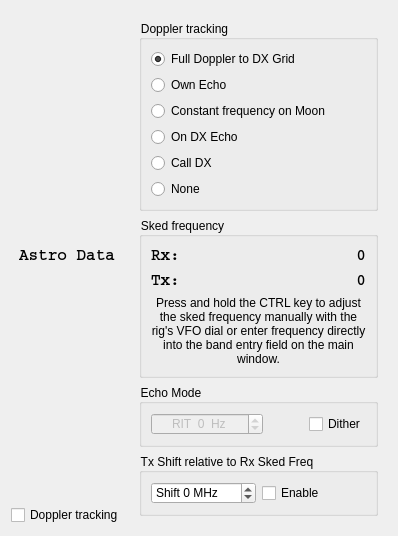
Above: widgets/astro.ui from uaro-radio/wsjtx before the change. Below: the same form after it.
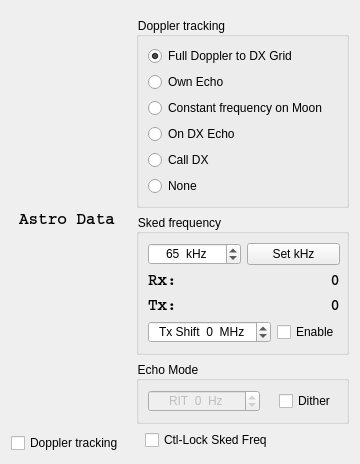
That is the form after the change. Custom widgets are drawn as their Qt base class.

Commit message: Add feature "Sked Frequency spin box" (including the "Ctl-Lock Sked Freq" option). Code taken from JT-SetFreq branch (commit 23c01be).

```diff
--- a/widgets/astro.ui
+++ b/widgets/astro.ui
@@ -6,8 +6,8 @@
    <rect>
     <x>0</x>
     <y>0</y>
-    <width>356</width>
-    <height>446</height>
+    <width>343</width>
+    <height>451</height>
    </rect>
   </property>
   <property name="sizePolicy">
@@ -28,12 +28,27 @@
 }</string>
      </property>
      <layout class="QVBoxLayout" name="verticalLayout">
+      <property name="leftMargin">
+       <number>6</number>
+      </property>
+      <property name="topMargin">
+       <number>6</number>
+      </property>
+      <property name="rightMargin">
+       <number>0</number>
+      </property>
+      <property name="bottomMargin">
+       <number>3</number>
+      </property>
       <item>
        <widget class="QGroupBox" name="groupBox">
         <property name="title">
          <string>Doppler tracking</string>
         </property>
         <layout class="QVBoxLayout" name="verticalLayout_2">
+         <property name="rightMargin">
+          <number>6</number>
+         </property>
          <item>
           <widget class="QRadioButton" name="rbFullTrack">
            <property name="toolTip">
@@ -120,84 +135,186 @@
         <property name="title">
          <string>Sked frequency</string>
         </property>
-        <layout class="QGridLayout" name="gridLayout_2" columnstretch="0,1">
-         <item row="1" column="1">
-          <widget class="QLabel" name="sked_tx_frequency_label">
-           <property name="styleSheet">
-            <string notr="true">* {
+        <layout class="QGridLayout" name="gridLayout_2" columnstretch="1,1">
+         <property name="rightMargin">
+          <number>6</number>
+         </property>
+         <item row="3" column="0" colspan="2">
+          <layout class="QGridLayout" name="gridLayout_sf" rowstretch="0,0" columnstretch="0,1">
+           <property name="horizontalSpacing">
+            <number>6</number>
+           </property>
+           <item row="0" column="0">
+            <widget class="QLabel" name="label">
+             <property name="styleSheet">
+              <string notr="true">* {
 	font-family: Courier;
 	font-size: 12pt;
 	font-weight: bold;
 }</string>
-           </property>
-           <property name="text">
-            <string>0</string>
-           </property>
-           <property name="alignment">
-            <set>Qt::AlignRight|Qt::AlignTrailing|Qt::AlignVCenter</set>
-           </property>
-          </widget>
-         </item>
-         <item row="0" column="1">
-          <widget class="QLabel" name="sked_frequency_label">
-           <property name="styleSheet">
-            <string notr="true">* {
+             </property>
+             <property name="text">
+              <string>Rx:</string>
+             </property>
+            </widget>
+           </item>
+           <item row="0" column="1">
+            <widget class="QLabel" name="sked_frequency_label">
+             <property name="sizePolicy">
+              <sizepolicy hsizetype="Minimum" vsizetype="Preferred">
+               <horstretch>0</horstretch>
+               <verstretch>0</verstretch>
+              </sizepolicy>
+             </property>
+             <property name="styleSheet">
+              <string notr="true">* {
 	font-family: Courier;
 	font-size: 12pt;
 	font-weight: bold;
 }</string>
-           </property>
-           <property name="text">
-            <string>0</string>
-           </property>
-           <property name="alignment">
-            <set>Qt::AlignRight|Qt::AlignTrailing|Qt::AlignVCenter</set>
-           </property>
-          </widget>
-         </item>
-         <item row="0" column="0">
-          <widget class="QLabel" name="label">
-           <property name="styleSheet">
-            <string notr="true">* {
+             </property>
+             <property name="text">
+              <string>0</string>
+             </property>
+             <property name="alignment">
+              <set>Qt::AlignRight|Qt::AlignTrailing|Qt::AlignVCenter</set>
+             </property>
+            </widget>
+           </item>
+           <item row="1" column="0">
+            <widget class="QLabel" name="label_2">
+             <property name="styleSheet">
+              <string notr="true">* {
 	font-family: Courier;
 	font-size: 12pt;
 	font-weight: bold;
 }</string>
-           </property>
-           <property name="text">
-            <string>Rx:</string>
-           </property>
-          </widget>
-         </item>
-         <item row="1" column="0">
-          <widget class="QLabel" name="label_2">
-           <property name="styleSheet">
-            <string notr="true">* {
+             </property>
+             <property name="text">
+              <string>Tx:</string>
+             </property>
+            </widget>
+           </item>
+           <item row="1" column="1">
+            <widget class="QLabel" name="sked_tx_frequency_label">
+             <property name="sizePolicy">
+              <sizepolicy hsizetype="Minimum" vsizetype="Preferred">
+               <horstretch>0</horstretch>
+               <verstretch>0</verstretch>
+              </sizepolicy>
+             </property>
+             <property name="styleSheet">
+              <string notr="true">* {
 	font-family: Courier;
 	font-size: 12pt;
 	font-weight: bold;
 }</string>
-           </property>
-           <property name="text">
-            <string>Tx:</string>
-           </property>
-          </widget>
+             </property>
+             <property name="text">
+              <string>0</string>
+             </property>
+             <property name="alignment">
+              <set>Qt::AlignRight|Qt::AlignTrailing|Qt::AlignVCenter</set>
+             </property>
+            </widget>
+           </item>
+          </layout>
          </item>
-         <item row="2" column="0" colspan="2">
-          <widget class="QLabel" name="label_3">
-           <property name="text">
-            <string>&lt;html&gt;&lt;head/&gt;&lt;body&gt;&lt;p&gt;Press and hold the CTRL key to adjust the sked frequency manually with the rig's VFO dial or enter frequency directly into the band entry field on the main window.&lt;/p&gt;&lt;/body&gt;&lt;/html&gt;</string>
-           </property>
-           <property name="textFormat">
-            <enum>Qt::AutoText</enum>
-           </property>
-           <property name="alignment">
-            <set>Qt::AlignCenter</set>
-           </property>
-           <property name="wordWrap">
-            <bool>true</bool>
-           </property>
-          </widget>
+         <item row="0" column="0" colspan="2">
+          <layout class="QHBoxLayout" name="horizontalLayout_sf1" stretch="1,1">
+           <item>
+            <widget class="MyCustomSpinBox" name="sbSked_kHz">
+             <property name="minimumSize">
+              <size>
+               <width>0</width>
+               <height>0</height>
+              </size>
+             </property>
+             <property name="alignment">
+              <set>Qt::AlignCenter</set>
+             </property>
+             <property name="suffix">
+              <string>  kHz</string>
+             </property>
+             <property name="maximum">
+              <number>999</number>
+             </property>
+             <property name="value">
+              <number>65</number>
+             </property>
+            </widget>
+           </item>
+           <item>
+            <widget class="QPushButton" name="pbSet">
+             <property name="minimumSize">
+              <size>
+               <width>0</width>
+               <height>0</height>
+              </size>
+             </property>
+             <property name="focusPolicy">
+              <enum>Qt::StrongFocus</enum>
+             </property>
+             <property name="text">
+              <string>Set kHz</string>
+             </property>
+            </widget>
+           </item>
+          </layout>
+         </item>
+         <item row="4" column="0" colspan="2">
+          <layout class="QHBoxLayout" name="horizontalLayout_sf2" stretch="0,0">
+           <item>
+            <widget class="QSpinBox" name="sbibShift">
+             <property name="minimumSize">
+              <size>
+               <width>0</width>
+               <height>0</height>
+              </size>
+             </property>
+             <property name="toolTip">
+              <string>&lt;html&gt;&lt;head/&gt;&lt;body&gt;&lt;p&gt;Tx shift relative to Rx sked frequency&lt;/p&gt;&lt;/body&gt;&lt;/html&gt;</string>
+             </property>
+             <property name="alignment">
+              <set>Qt::AlignCenter</set>
+             </property>
+             <property name="suffix">
+              <string>  MHz</string>
+             </property>
+             <property name="prefix">
+              <string>Tx Shift  </string>
+             </property>
+             <property name="minimum">
+              <number>-30</number>
+             </property>
+             <property name="maximum">
+              <number>30</number>
+             </property>
+             <property name="singleStep">
+              <number>1</number>
+             </property>
+             <property name="value">
+              <number>0</number>
+             </property>
+            </widget>
+           </item>
+           <item alignment="Qt::AlignRight">
+            <widget class="QCheckBox" name="cbEnableShift">
+             <property name="enabled">
+              <bool>true</bool>
+             </property>
+             <property name="sizePolicy">
+              <sizepolicy hsizetype="Preferred" vsizetype="Preferred">
+               <horstretch>0</horstretch>
+               <verstretch>0</verstretch>
+              </sizepolicy>
+             </property>
+             <property name="text">
+              <string>Enable</string>
+             </property>
+            </widget>
+           </item>
+          </layout>
          </item>
         </layout>
        </widget>
@@ -207,20 +324,29 @@
         <property name="minimumSize">
          <size>
           <width>0</width>
-          <height>50</height>
+          <height>0</height>
          </size>
         </property>
         <property name="title">
          <string>Echo Mode</string>
         </property>
-        <layout class="QHBoxLayout" name="horizontalLayout_3">
+        <layout class="QHBoxLayout" name="horizontalLayout_3" stretch="0">
+         <property name="rightMargin">
+          <number>6</number>
+         </property>
          <item>
-          <layout class="QHBoxLayout" name="horizontalLayout_2">
+          <layout class="QHBoxLayout" name="horizontalLayout_em" stretch="0,0">
            <item>
             <widget class="QSpinBox" name="sbRIT">
              <property name="enabled">
               <bool>false</bool>
              </property>
+             <property name="sizePolicy">
+              <sizepolicy hsizetype="Minimum" vsizetype="Preferred">
+               <horstretch>0</horstretch>
+               <verstretch>0</verstretch>
+              </sizepolicy>
+             </property>
              <property name="alignment">
               <set>Qt::AlignCenter</set>
              </property>
@@ -241,23 +367,16 @@
              </property>
             </widget>
            </item>
-           <item>
-            <spacer name="horizontalSpacer">
-             <property name="orientation">
-              <enum>Qt::Horizontal</enum>
-             </property>
-             <property name="sizeHint" stdset="0">
-              <size>
-               <width>40</width>
-               <height>20</height>
-              </size>
-             </property>
-            </spacer>
-           </item>
-           <item>
+           <item alignment="Qt::AlignRight">
             <widget class="QCheckBox" name="cbDither">
+             <property name="sizePolicy">
+              <sizepolicy hsizetype="Preferred" vsizetype="Preferred">
+               <horstretch>0</horstretch>
+               <verstretch>0</verstretch>
+              </sizepolicy>
+             </property>
              <property name="text">
-              <string>Dither</string>
+              <string>Dither </string>
              </property>
             </widget>
            </item>
@@ -267,48 +386,24 @@
        </widget>
       </item>
       <item>
-       <widget class="QGroupBox" name="groupBox_4">
-        <property name="title">
-         <string>Tx Shift relative to Rx Sked Freq</string>
+       <layout class="QHBoxLayout" name="horizontalLayout_locksSkedFreq">
+        <property name="leftMargin">
+         <number>9</number>
         </property>
-        <layout class="QHBoxLayout" name="horizontalLayout_4">
-         <item>
-          <widget class="QSpinBox" name="sbibShift">
-           <property name="toolTip">
-            <string>Enter large offset</string>
-           </property>
-           <property name="suffix">
-            <string> MHz</string>
-           </property>
-           <property name="prefix">
-            <string>Shift </string>
-           </property>
-           <property name="minimum">
-            <number>-30</number>
-           </property>
-           <property name="maximum">
-            <number>30</number>
-           </property>
-           <property name="singleStep">
-            <number>1</number>
-           </property>
-           <property name="value">
-            <number>0</number>
-           </property>
-          </widget>
-         </item>
-         <item>
-          <widget class="QCheckBox" name="cbEnableShift">
-           <property name="enabled">
-            <bool>true</bool>
-           </property>
-           <property name="text">
-            <string>Enable</string>
-           </property>
-          </widget>
-         </item>
-        </layout>
-       </widget>
+        <item>
+         <widget class="QCheckBox" name="cbLockSkedFreq">
+          <property name="sizePolicy">
+           <sizepolicy hsizetype="Preferred" vsizetype="Preferred">
+            <horstretch>0</horstretch>
+            <verstretch>0</verstretch>
+           </sizepolicy>
+          </property>
+          <property name="text">
+           <string>Ctl-Lock Sked Freq</string>
+          </property>
+         </widget>
+        </item>
+       </layout>
       </item>
      </layout>
     </widget>
@@ -362,6 +457,13 @@
    </item>
   </layout>
  </widget>
+ <customwidgets>
+  <customwidget>
+   <class>MyCustomSpinBox</class>
+   <extends>QSpinBox</extends>
+   <header location="global">mycustomspinbox.h</header>
+  </customwidget>
+ </customwidgets>
  <resources/>
  <connections/>
 </ui>
```
Left out of the diff: 6 changed lines with no effect on the pictures. The commit also changes 16 other files.
